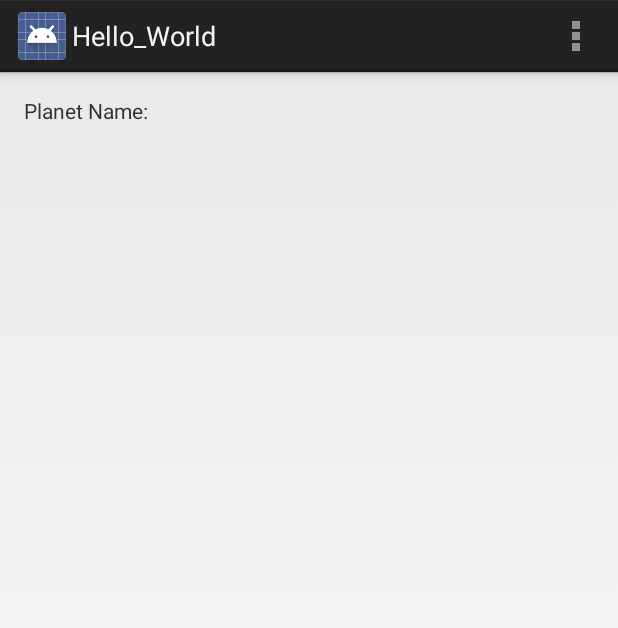
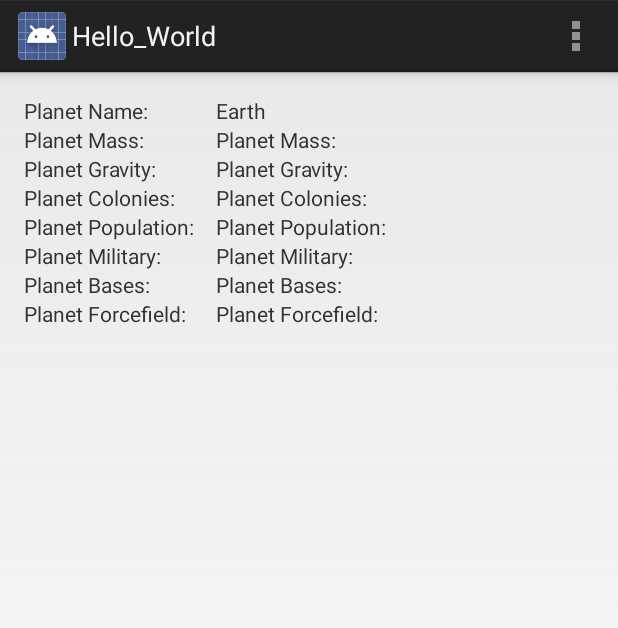
Before and after one commit to sliker/Android-Hello-World, an Android app: the screen it shows after launch (MainActivity), on a phone screen of 412 x 824 dp. Shown: the top 628 px of the screen. Run offline under Robolectric (Android 15) with nearby library versions, the phone set to English and light mode, and no system bars.

Commit message:
Xml strings

```diff
--- a/Hello_World/src/main/java/com/davidvu/hello_world/MainActivity.java
+++ b/Hello_World/src/main/java/com/davidvu/hello_world/MainActivity.java
@@ -3,19 +3,28 @@ package com.davidvu.hello_world;
 import android.os.Bundle;
 import android.app.Activity;
 import android.view.Menu;
+import android.widget.TextView;
 
 public class MainActivity extends Activity {
+    WorldGen earth = new WorldGen("Earth", 5973, 9.78);
 
     @Override
     protected void onCreate(Bundle savedInstanceState) {
         super.onCreate(savedInstanceState);
         setContentView(R.layout.activity_main);
-        WorldGen earth = new WorldGen("Earth", 5973, 9.78);
+        setStartUpWorldValues();
+        setStartUpScreenText();
+    }
+    protected void setStartUpWorldValues() {
         earth.setPlanetColonies(1);
         earth.setPlanetMilitary(1);
         earth.setColonyImmigration(1000);
         earth.setBaseProtection(100);
         earth.turnForceFieldOn();
+    }
+    private void setStartUpScreenText() {
+        TextView planetNameValue = (TextView)findViewById(R.id.dataView1);
+        planetNameValue.setText(earth.planetName);
     }
 
 
--- a/Hello_World/src/main/res/layout/activity_main.xml
+++ b/Hello_World/src/main/res/layout/activity_main.xml
@@ -14,6 +14,125 @@
         android:layout_height="wrap_content"
         android:text="@string/planet_name_label" />
 
+    <TextView
+            android:id="@+id/textView2"
+            android:layout_below="@+id/textView1"
+            android:layout_width="wrap_content"
+            android:layout_height="wrap_content"
+            android:text="@string/planet_mass_label" />
+
+    <TextView
+            android:id="@+id/textView3"
+            android:layout_below="@+id/textView2"
+            android:layout_width="wrap_content"
+            android:layout_height="wrap_content"
+            android:text="@string/planet_gravity_label" />
+
+    <TextView
+            android:id="@+id/textView4"
+            android:layout_below="@+id/textView3"
+            android:layout_width="wrap_content"
+            android:layout_height="wrap_content"
+            android:text="@string/planet_colonies_label" />
+
+    <TextView
+            android:id="@+id/textView5"
+            android:layout_below="@+id/textView4"
+            android:layout_width="wrap_content"
+            android:layout_height="wrap_content"
+            android:text="@string/planet_population_label" />
+
+    <TextView
+            android:id="@+id/textView6"
+            android:layout_below="@+id/textView5"
+            android:layout_width="wrap_content"
+            android:layout_height="wrap_content"
+            android:text="@string/planet_military_label" />
+
+    <TextView
+            android:id="@+id/textView7"
+            android:layout_below="@+id/textView6"
+            android:layout_width="wrap_content"
+            android:layout_height="wrap_content"
+            android:text="@string/planet_bases_label" />
+
+    <TextView
+            android:id="@+id/textView8"
+            android:layout_below="@+id/textView7"
+            android:layout_width="wrap_content"
+            android:layout_height="wrap_content"
+            android:text="@string/planet_forcefield_label" />
+
+    <TextView
+            android:id="@+id/dataView1"
+            android:layout_toRightOf="@+id/textView1"
+            android:layout_marginLeft="45dip"
+            android:layout_width="wrap_content"
+            android:layout_height="wrap_content"
+            android:text="@string/planet_name_label" />
+
+    <TextView
+            android:id="@+id/dataView2"
+            android:layout_toRightOf="@+id/textView2"
+            android:layout_alignStart="@+id/dataView1"
+            android:layout_below="@+id/dataView1"
+            android:layout_width="wrap_content"
+            android:layout_height="wrap_content"
+            android:text="@string/planet_mass_label" />
+
+    <TextView
+            android:id="@+id/dataView3"
+            android:layout_toRightOf="@+id/textView3"
+            android:layout_alignStart="@+id/dataView1"
+            android:layout_below="@+id/dataView2"
+            android:layout_width="wrap_content"
+            android:layout_height="wrap_content"
+            android:text="@string/planet_gravity_label" />
+
+    <TextView
+            android:id="@+id/dataView4"
+            android:layout_toRightOf="@+id/textView4"
+            android:layout_alignStart="@+id/dataView1"
+            android:layout_below="@+id/dataView3"
+            android:layout_width="wrap_content"
+            android:layout_height="wrap_content"
+            android:text="@string/planet_colonies_label" />
+
+    <TextView
+            android:id="@+id/dataView5"
+            android:layout_toRightOf="@+id/textView5"
+            android:layout_alignStart="@+id/dataView1"
+            android:layout_below="@+id/dataView4"
+            android:layout_width="wrap_content"
+            android:layout_height="wrap_content"
+            android:text="@string/planet_population_label" />
+
+    <TextView
+            android:id="@+id/dataView6"
+            android:layout_toRightOf="@+id/textView6"
+            android:layout_alignStart="@+id/dataView1"
+            android:layout_below="@+id/dataView5"
+            android:layout_width="wrap_content"
+            android:layout_height="wrap_content"
+            android:text="@string/planet_military_label" />
+
+    <TextView
+            android:id="@+id/dataView7"
+            android:layout_toRightOf="@+id/textView7"
+            android:layout_alignStart="@+id/dataView1"
+            android:layout_below="@+id/dataView6"
+            android:layout_width="wrap_content"
+            android:layout_height="wrap_content"
+            android:text="@string/planet_bases_label" />
+
+    <TextView
+            android:id="@+id/dataView8"
+            android:layout_toRightOf="@+id/textView8"
+            android:layout_alignStart="@+id/dataView1"
+            android:layout_below="@+id/dataView7"
+            android:layout_width="wrap_content"
+            android:layout_height="wrap_content"
+            android:text="@string/planet_forcefield_label" />
 
 
 </RelativeLayout>
```
Also changed, not shown: 17 other files.
